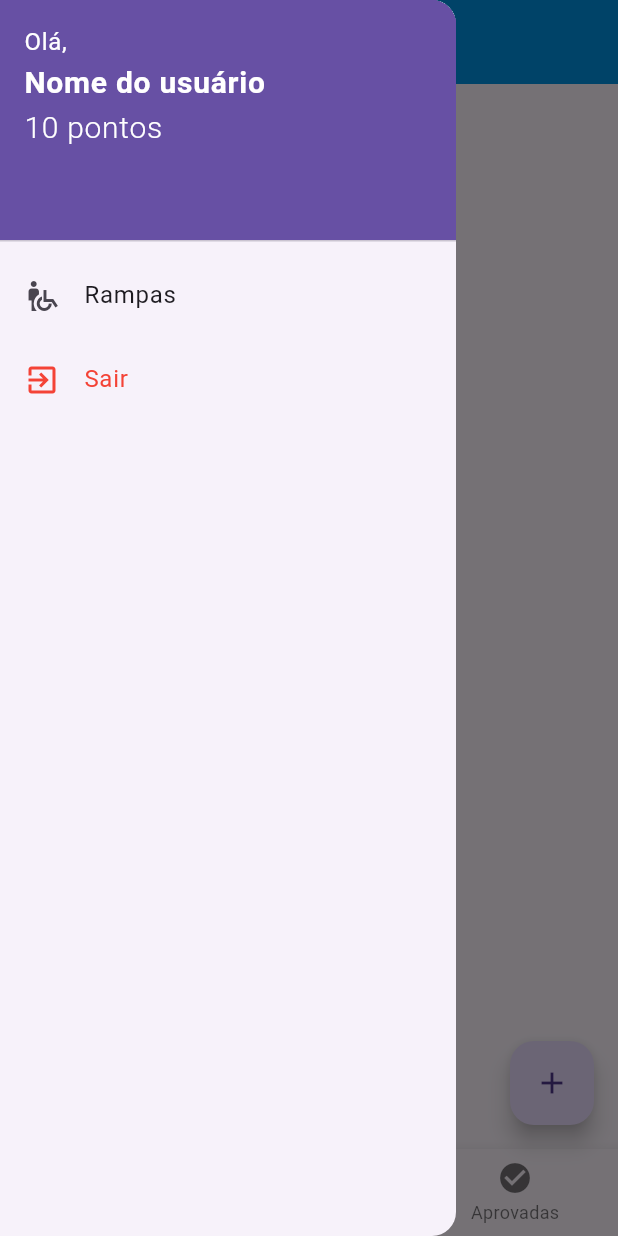
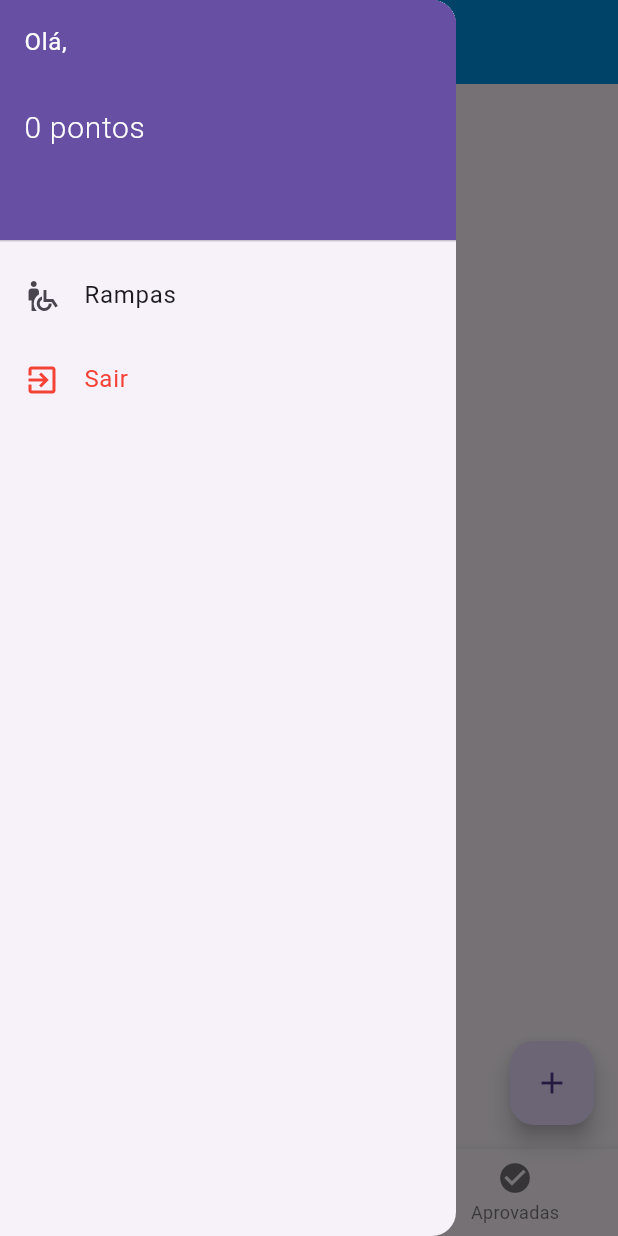
Before and after one commit to zitske/rampi-mapeador, a Flutter app: the MyHomePage screen opened directly, with the side drawer open, on a phone screen of 412 x 824 dp. Run offline on Flutter 3.47's test engine with Material 3 defaults, Android fonts, the light colour scheme and no system bars; our stand-ins replace cloud_firestore, firebase_auth, firebase_core, firebase_storage, geolocator, get and 3 more; missing offline and left inert: dart:ffi; accounts and stored records are empty; network calls fail.

Commit message:
drawer data

```diff
--- a/lib/Controller/navigation.dart
+++ b/lib/Controller/navigation.dart
@@ -11,4 +11,7 @@ class Controller extends GetxController {
   Rx<TextEditingController> lastnameController = TextEditingController().obs;
   RxBool isLogged = false.obs;
   RxBool loadingLogin = false.obs;
+  RxString userName = ''.obs;
+  RxString userLastName = ''.obs;
+  RxInt userPoints = 0.obs;
 }
--- a/lib/View/main_view.dart
+++ b/lib/View/main_view.dart
@@ -171,14 +171,14 @@ class _MyHomePageState extends State<MyHomePage> {
                           style: TextStyle(color: Colors.white),
                         ),
                         Text(
-                          'Nome do usuário',
+                          c.userName.value + ' ' + c.userLastName.value,
                           style: TextStyle(
                               fontWeight: FontWeight.bold,
                               fontSize: 20,
                               color: Colors.white),
                         ),
                         Text(
-                          '10 pontos',
+                          '${c.userPoints} pontos',
                           style: TextStyle(
                               fontWeight: FontWeight.w300,
                               fontSize: 20,
```
Also changed, not shown: lib/View/login_view.dart (+17 -1 lines), lib/View/register_view.dart (+17 -1 lines).
